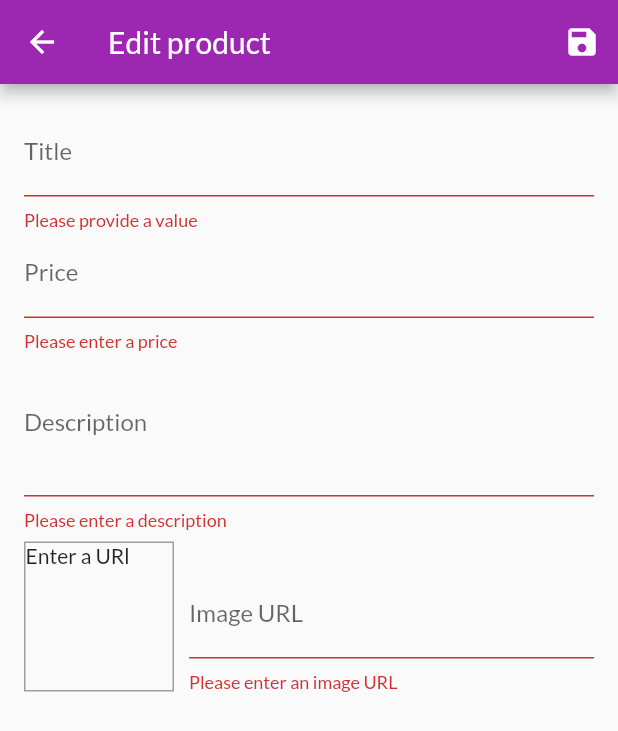
After one commit to ojasrm/shop_app, a Flutter app: the EditProductScreen screen opened by its route, after a tap on the "save" icon, on a phone screen of 412 x 824 dp. The commit adds this screen. Shown: the top 731 px of the screen. Run offline on Flutter 3.47's test engine with Material 2 defaults, Android fonts, the phone set to English and light mode, and no system bars; missing offline and left inert: dart:ffi; network calls fail.

Commit message:
user input section completed

```diff
--- a/lib/main.dart
+++ b/lib/main.dart
@@ -1,4 +1,6 @@
 import 'package:flutter/material.dart';
+import '../screens/edit_product_screen.dart';
+import '../screens/user_products_screen.dart';
 import '../screens/orders_screen.dart';
 import '../providers/orders.dart';
 import './screens/cart_screen.dart';
@@ -38,6 +40,8 @@ class MyApp extends StatelessWidget {
           ProductDetailScreen.routeName: (ctx) => ProductDetailScreen(),
           CartScreen.routeName: (ctx) => CartScreen(),
           OrdersScreen.routeName: (ctx) => OrdersScreen(),
+          UserProductScreen.routeName: (ctx) => UserProductScreen(),
+          EditProductScreen.routeName: (ctx) => EditProductScreen(),
         },
       ),
     );
--- a/lib/providers/products.dart
+++ b/lib/providers/products.dart
@@ -65,7 +65,29 @@ class Products with ChangeNotifier {
   //   notifyListeners();
   // }
 
-  void addProduct() {
+  void addProduct(Product product) {
+    final newProduct = Product(
+        id: DateTime.now().toString(),
+        title: product.title,
+        description: product.description,
+        price: product.price,
+        imageUrl: product.imageUrl);
+    _items.add(newProduct);
+    notifyListeners();
+  }
+
+  void updateProduct(String id, Product newProduct) {
+    final prodIndex = _items.indexWhere((prod) => prod.id == id);
+    if (prodIndex >= 0) {
+      _items[prodIndex] = newProduct;
+      notifyListeners();
+    } else {
+      print('...');
+    }
+  }
+
+  void deleteProduct(String id) {
+    _items.removeWhere((prod) => prod.id == id);
     notifyListeners();
   }
 }
--- /dev/null
+++ b/lib/screens/edit_product_screen.dart
@@ -0,0 +1,275 @@
+import 'package:flutter/material.dart';
+import '../providers/products.dart';
+import 'package:provider/provider.dart';
+import '../providers/product.dart';
+
+class EditProductScreen extends StatefulWidget {
+  static const routeName = '/edit-product';
+
+  @override
+  _EditProductScreenState createState() => _EditProductScreenState();
+}
+
+class _EditProductScreenState extends State<EditProductScreen> {
+  final _priceFocusNode = FocusNode();
+  final _descriptionFocusNode = FocusNode();
+  final _imageUrlController = TextEditingController();
+  final _imageUrlFocusNode = FocusNode();
+  final _form = GlobalKey<FormState>();
+  var _editedProduct = Product(
+    id: null,
+    title: '',
+    description: '',
+    price: 0,
+    imageUrl: '',
+  );
+
+  var _initValues = {
+    'title': '',
+    'description': '',
+    'price': '',
+    'imageUrl': '',
+  };
+
+  var _isInit = true;
+
+  @override
+  void initState() {
+    _imageUrlFocusNode.addListener(_updateImageUrl);
+    super.initState();
+  }
+
+  @override
+  void didChangeDependencies() {
+    if (_isInit) {
+      final productId = ModalRoute.of(context).settings.arguments as String;
+      if (productId != null) {
+        _editedProduct =
+            Provider.of<Products>(context, listen: false).findById(productId);
+        _initValues = {
+          'title': _editedProduct.title,
+          'description': _editedProduct.description,
+          'price': _editedProduct.price.toString(),
+          'imageUrl': '',
+        };
+        _imageUrlController.text = _editedProduct.imageUrl;
+      }
+    }
+    _isInit = false;
+    super.didChangeDependencies();
+  }
+
+  @override
+  void dispose() {
+    _imageUrlFocusNode.removeListener(_updateImageUrl);
+    _priceFocusNode.dispose();
+    _descriptionFocusNode.dispose();
+    _imageUrlController.dispose();
+    _imageUrlFocusNode.dispose();
+    super.dispose();
+  }
+
+  void _updateImageUrl() {
+    if (!_imageUrlFocusNode.hasFocus) {
+      if ((!_imageUrlController.text.startsWith('http') &&
+              !_imageUrlController.text.startsWith('https')) ||
+          (!_imageUrlController.text.endsWith('png') &&
+              !_imageUrlController.text.endsWith('jpg') &&
+              !_imageUrlController.text.endsWith('jpeg'))) {
+        return;
+      }
+      setState(() {});
+    }
+  }
+
+  void _saveForm() {
+    final isValid = _form.currentState.validate();
+    if (!isValid) {
+      return;
+    }
+    _form.currentState.save();
+    if (_editedProduct.id != null) {
+      Provider.of<Products>(context, listen: false)
+          .updateProduct(_editedProduct.id, _editedProduct);
+    } else {
+      Provider.of<Products>(context, listen: false).addProduct(_editedProduct);
+    }
+    Navigator.of(context).pop();
+  }
+
+  @override
+  Widget build(BuildContext context) {
+    return Scaffold(
+      appBar: AppBar(
+        title: Text('Edit product'),
+        actions: [
+          IconButton(
+            icon: Icon(Icons.save),
+            onPressed: () {
+              _saveForm();
+            },
+          )
+        ],
+      ),
+      body: Padding(
+        padding: EdgeInsets.all(16),
+        child: Form(
+          key: _form,
+          child: ListView(
+            children: <Widget>[
+              TextFormField(
+                initialValue: _initValues['title'],
+                decoration: InputDecoration(labelText: 'Title'),
+                textInputAction: TextInputAction.next,
+                onFieldSubmitted: (_) {
+                  FocusScope.of(context).requestFocus(_priceFocusNode);
+                },
+                validator: (value) {
+                  if (value.isEmpty) {
+                    return 'Please provide a value';
+                  }
+                  return null;
+                },
+                onSaved: (value) {
+                  _editedProduct = Product(
+                    title: value,
+                    description: _editedProduct.description,
+                    price: _editedProduct.price,
+                    imageUrl: _editedProduct.imageUrl,
+                    id: _editedProduct.id,
+                    isFavorite: _editedProduct.isFavorite,
+                  );
+                },
+              ),
+              TextFormField(
+                initialValue: _initValues['price'],
+                decoration: InputDecoration(labelText: 'Price'),
+                textInputAction: TextInputAction.next,
+                keyboardType: TextInputType.number,
+                focusNode: _priceFocusNode,
+                onFieldSubmitted: (_) {
+                  FocusScope.of(context).requestFocus(_descriptionFocusNode);
+                },
+                validator: (value) {
+                  if (value.isEmpty) {
+                    return 'Please enter a price';
+                  }
+                  if (double.tryParse(value) == null) {
+                    return 'Please enter a valid number';
+                  }
+                  if (double.parse(value) < 0) {
+                    return 'Please enter a number greater than zero';
+                  }
+                  return null;
+                },
+                onSaved: (value) {
+                  _editedProduct = Product(
+                    title: _editedProduct.title,
+                    description: _editedProduct.description,
+                    price: double.parse(value),
+                    imageUrl: _editedProduct.imageUrl,
+                    id: _editedProduct.id,
+                    isFavorite: _editedProduct.isFavorite,
+                  );
+                },
+              ),
+              TextFormField(
+                initialValue: _initValues['description'],
+                decoration: InputDecoration(labelText: 'Description'),
+                maxLines: 3,
+                keyboardType: TextInputType.multiline,
+                focusNode: _descriptionFocusNode,
+                validator: (value) {
+                  if (value.isEmpty) {
+                    return 'Please enter a description';
+                  }
+                  if (value.length < 10) {
+                    return 'Should be at least 10 characters long';
+                  }
+                  return null;
+                },
+                onSaved: (value) {
+                  _editedProduct = Product(
+                    title: _editedProduct.title,
+                    description: value,
+                    price: _editedProduct.price,
+                    imageUrl: _editedProduct.imageUrl,
+                    id: _editedProduct.id,
+                    isFavorite: _editedProduct.isFavorite,
+                  );
+                },
+              ),
+              Row(
+                crossAxisAlignment: CrossAxisAlignment.end,
+                children: [
+                  Container(
+                    height: 100,
+                    width: 100,
+                    margin: EdgeInsets.only(top: 8, right: 10),
+                    decoration: BoxDecoration(
+                      border: Border.all(width: 1, color: Colors.grey),
+                    ),
+                    child: _imageUrlController.text.isEmpty
+                        ? Text('Enter a URl')
+                        : FittedBox(
+                            child: Image.network(_imageUrlController.text),
+                            fit: BoxFit.cover,
+                          ),
+                  ),
+                  Expanded(
+                    child: TextFormField(
+                      // initialValue: _initValues['imageUrl'],
+                      decoration: InputDecoration(labelText: 'Image URL'),
+                      textInputAction: TextInputAction.done,
+                      keyboardType: TextInputType.url,
+                      controller: _imageUrlController,
+                      focusNode: _imageUrlFocusNode,
+                      onFieldSubmitted: (_) {
+                        _saveForm();
+                      },
+                      validator: (value) {
+                        if (value.isEmpty) {
+                          return 'Please enter an image URL';
+                        }
+                        if (!value.startsWith('http') ||
+                            !value.startsWith('https')) {
+                          return 'Please enter a valid URL1';
+                        }
+                        // if (!value.endsWith('jpg') ||
+                        //     !value.endsWith('png') ||
+                        //     !value.endsWith('jpeg')) {
+                        //   return 'Please enter a valid URL2';
+                        // }
+                        return null;
+                      },
+                      onSaved: (value) {
+                        _editedProduct = Product(
+                          title: _editedProduct.title,
+                          description: _editedProduct.description,
+                          price: _editedProduct.price,
+                          imageUrl: value,
+                          id: _editedProduct.id,
+                          isFavorite: _editedProduct.isFavorite,
+                        );
+                      },
+                    ),
+                  ),
+                  // Expanded(
+                  //     child: TextFormField(
+                  //   decoration: InputDecoration(labelText: 'Image URL'),
+                  //   keyboardType: TextInputType.url,
+                  //   textInputAction: TextInputAction.done,
+                  //   controller: _imageUrlController,
+                  //   onEditingComplete: () {
+                  //     setState(() {});
+                  //   },
+                  // ),),
+                ],
+              )
+            ],
+          ),
+        ),
+      ),
+    );
+  }
+}
--- a/lib/widgets/app_drawer.dart
+++ b/lib/widgets/app_drawer.dart
@@ -1,4 +1,5 @@
 import 'package:flutter/material.dart';
+import '../screens/user_products_screen.dart';
 import '../screens/orders_screen.dart';
 
 class AppDrawer extends StatelessWidget {
@@ -28,6 +29,15 @@ class AppDrawer extends StatelessWidget {
                   .pushReplacementNamed(OrdersScreen.routeName);
             },
           ),
+          Divider(),
+          ListTile(
+            leading: Icon(Icons.edit),
+            title: Text('Manage products'),
+            onTap: () {
+              Navigator.of(context)
+                  .pushReplacementNamed(UserProductScreen.routeName);
+            },
+          ),
         ],
       ),
     );
```
Also changed, not shown: lib/providers/cart.dart (+19 -0 lines), lib/screens/user_products_screen.dart (added, +44 -0 lines), lib/widgets/cart_item.dart (+23 -0 lines), lib/widgets/product_item.dart (+16 -0 lines), lib/widgets/user_product_item.dart (added, +44 -0 lines).
